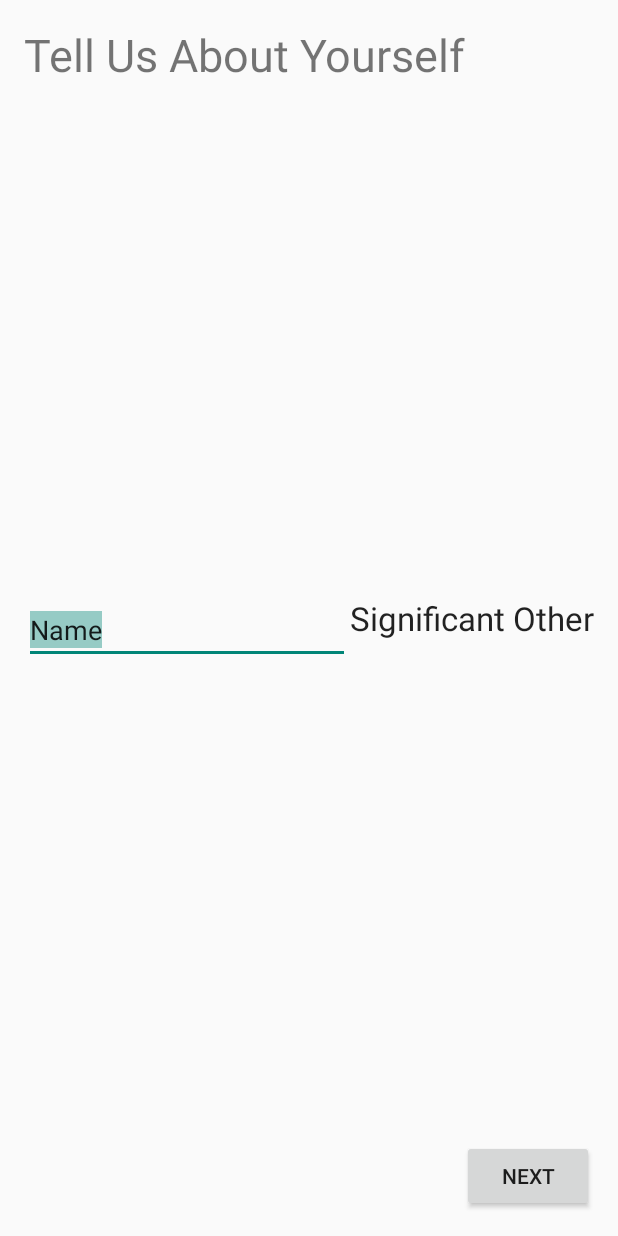
After one commit to esneider/relationshit-android, an Android app: the layout fragment_init.xml on its own in the app's theme, with its tools: preview values and no code run, on a phone screen of 412 x 824 dp. The commit adds this screen. Run offline under Robolectric (Android 15) with nearby library versions, the phone set to English and light mode, and no system bars.

Commit message:
Mike: create splash screen and intro page

```diff
--- /dev/null
+++ b/app/src/main/res/layout/activity_init.xml
@@ -0,0 +1,4 @@
+<FrameLayout xmlns:android="http://schemas.android.com/apk/res/android"
+    xmlns:tools="http://schemas.android.com/tools" android:id="@+id/container"
+    android:layout_width="match_parent" android:layout_height="match_parent"
+    tools:context="hack.relationshit.InitActivity" tools:ignore="MergeRootFrame" />
--- /dev/null
+++ b/app/src/main/res/layout/fragment_init.xml
@@ -0,0 +1,47 @@
+<RelativeLayout xmlns:android="http://schemas.android.com/apk/res/android"
+    xmlns:tools="http://schemas.android.com/tools" android:layout_width="match_parent"
+    android:layout_height="match_parent" android:paddingLeft="@dimen/activity_horizontal_margin"
+    android:paddingRight="@dimen/activity_horizontal_margin"
+    android:paddingTop="@dimen/activity_vertical_margin"
+    android:paddingBottom="@dimen/activity_vertical_margin"
+    tools:context="hack.relationshit.InitActivity$PlaceholderFragment">
+
+    <TextView android:text="@string/welcome_info"
+              android:layout_width="wrap_content"
+              android:layout_height="wrap_content"
+              android:textSize="30sp"
+        android:id="@+id/textView" />
+
+    <TextView
+        android:layout_width="wrap_content"
+        android:layout_height="wrap_content"
+        android:textAppearance="?android:attr/textAppearanceLarge"
+        android:text="@string/significant_other"
+        android:id="@+id/textView2"
+        android:layout_centerVertical="true"
+        android:layout_alignParentRight="true"
+        android:layout_alignParentEnd="true" />
+
+    <Button
+        android:layout_width="wrap_content"
+        android:layout_height="wrap_content"
+        android:text="@string/next"
+        android:id="@+id/button"
+        android:layout_alignParentBottom="true"
+        android:layout_alignParentRight="true"
+        android:layout_alignParentEnd="true"
+        android:onClick="next"/>
+
+    <AutoCompleteTextView
+        android:layout_width="wrap_content"
+        android:layout_height="wrap_content"
+        android:text="@string/contact_name"
+        android:id="@+id/autoCompleteTextView"
+        android:layout_alignTop="@+id/textView2"
+        android:layout_alignParentLeft="true"
+        android:layout_alignParentStart="true"
+        android:layout_toLeftOf="@+id/textView2"
+        android:layout_toStartOf="@+id/textView2"
+        android:selectAllOnFocus="true" />
+
+</RelativeLayout>
--- /dev/null
+++ b/app/src/main/res/menu/menu_init.xml
@@ -0,0 +1,6 @@
+<menu xmlns:android="http://schemas.android.com/apk/res/android"
+    xmlns:app="http://schemas.android.com/apk/res-auto"
+    xmlns:tools="http://schemas.android.com/tools" tools:context="hack.relationshit.InitActivity">
+    <item android:id="@+id/action_settings" android:title="@string/action_settings"
+        android:orderInCategory="100" app:showAsAction="never" />
+</menu>
--- /dev/null
+++ b/app/src/main/res/menu/menu_splash_screen.xml
@@ -0,0 +1,6 @@
+<menu xmlns:android="http://schemas.android.com/apk/res/android"
+    xmlns:app="http://schemas.android.com/apk/res-auto"
+    xmlns:tools="http://schemas.android.com/tools" tools:context="hack.relationshit.SplashScreenActivity">
+    <item android:id="@+id/action_settings" android:title="@string/action_settings"
+        android:orderInCategory="100" app:showAsAction="never" />
+</menu>
--- a/app/src/main/res/values/strings.xml
+++ b/app/src/main/res/values/strings.xml
@@ -7,5 +7,15 @@
     <string name="action_settings">Settings</string>
     <string name="title_activity_relation_list_view">RelationListView</string>
     <string name="list_item_one">ItemOne</string>
+    <string name="title_activity_splash_screen">SplashScreen</string>
+    <string name="title_activity_init">InitActivity</string>
+    <string name="hello_blank_fragment">Hello blank fragment</string>
+
+    <string name="welcome">Welcome!</string>
+    <string name="welcome_info">Tell Us About Yourself</string>
+    <string name="significant_other">Significant Other</string>
+    <string name="next">Next</string>
+    <string name="contact_name">Name</string>
+
 
 </resources>
```
Also changed, not shown: app/src/main/AndroidManifest.xml (+10 -1 lines), app/src/main/java/hack/relationshit/InitActivity.java (added, +112 -0 lines), app/src/main/java/hack/relationshit/InitFragment.java (added, +109 -0 lines), app/src/main/java/hack/relationshit/PhoneContact.java (+9 -1 lines), app/src/main/java/hack/relationshit/ShitApplication.java (added, +9 -0 lines), app/src/main/java/hack/relationshit/SplashScreenActivity.java (added, +54 -0 lines), app/src/main/res/layout/activity_splash_screen.xml (added, +18 -0 lines), 2 other files.
